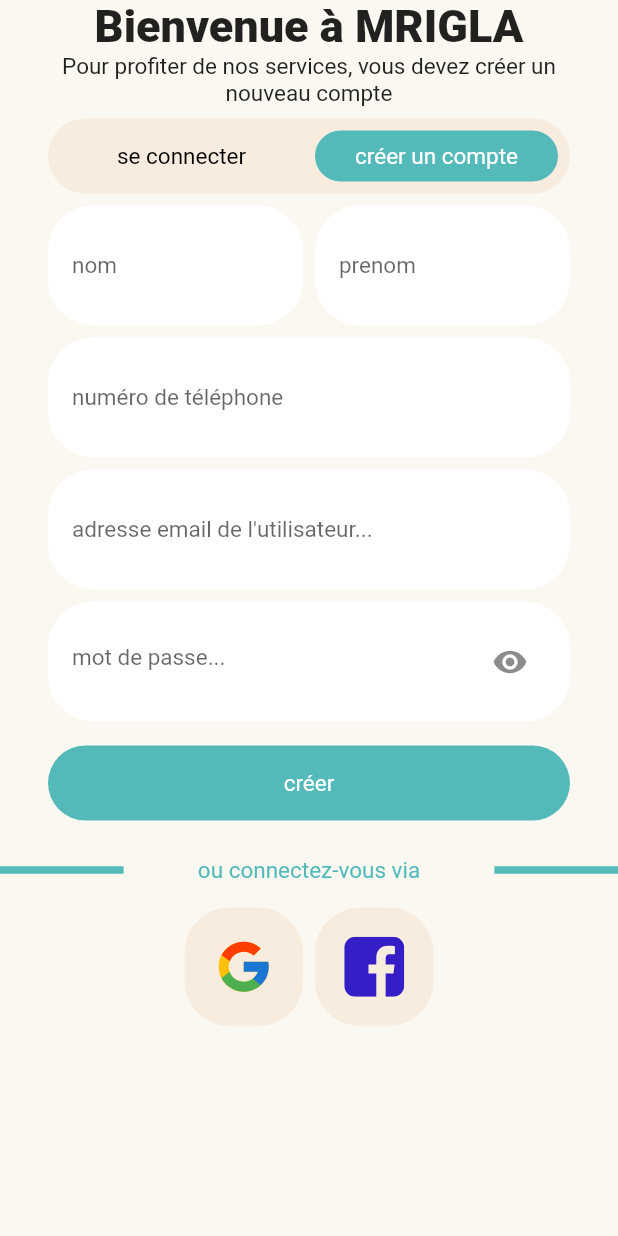
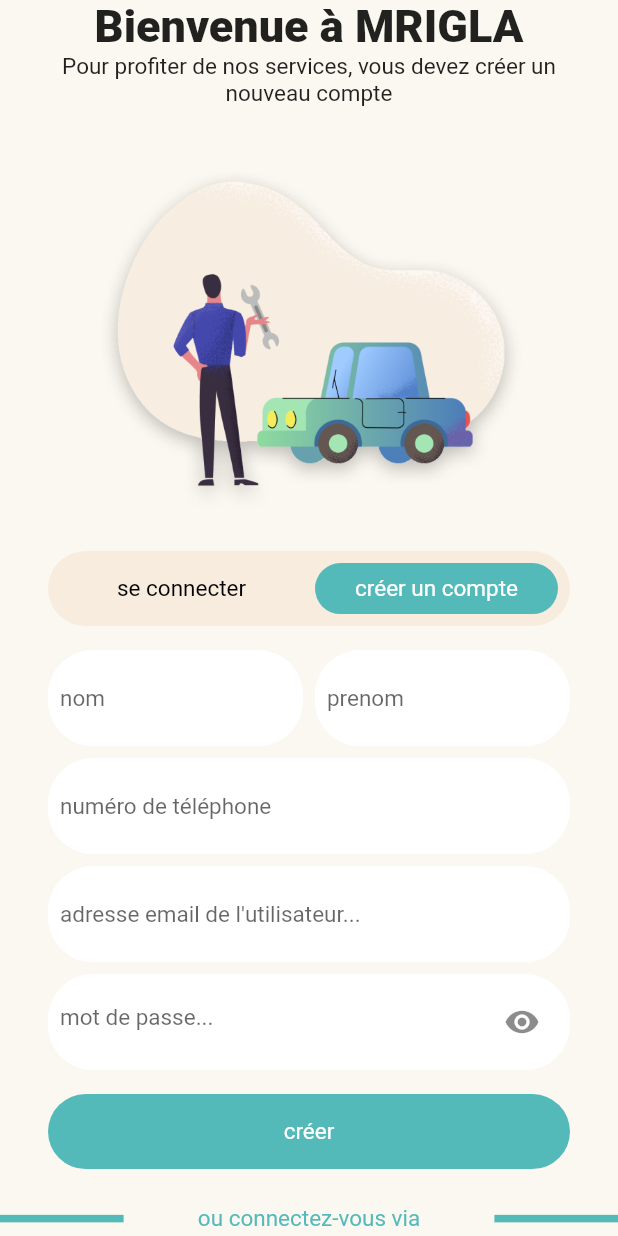
Before and after one commit to HoussemRabah/mrigla, a Flutter app: the screen it shows after launch, after a tap on "créer un compte", on a phone screen of 412 x 824 dp. Run offline on Flutter 3.47's test engine with Material 2 defaults, Android fonts, the light colour scheme and no system bars; our stand-ins replace flutter_svg.

Commit message:
improve UI

```diff
--- a/lib/UI/pages/LoginUI.dart
+++ b/lib/UI/pages/LoginUI.dart
@@ -63,6 +63,15 @@ class _LoginPageState extends State<LoginPage> {
               ),
             ),
             // title header end
+
+            Padding(
+              padding: const EdgeInsets.fromLTRB(32.0, 0, 32.0, 0),
+              child: Image.asset(
+                'assets/loginLogo.png',
+                fit: BoxFit.scaleDown,
+                width: MediaQuery.of(context).size.width * 0.7,
+              ),
+            ),
             SizedBox(
               height: 8.0,
             ),
@@ -125,6 +134,9 @@ class _LoginPageState extends State<LoginPage> {
                 borderRadius: borderRadius,
                 color: colorForce,
               ),
+            ),
+            SizedBox(
+              height: 8.0,
             ),
             // switcher tab end
             if (_tab == 0) CenterBody(), // login
@@ -194,13 +206,6 @@ class _CenterBodyState extends State<CenterBody> {
       padding: const EdgeInsets.fromLTRB(32.0, 0.0, 32.0, 8.0),
       child: Column(
         children: [
-          Padding(
-            padding: const EdgeInsets.fromLTRB(8.0, 0, 8.0, 0),
-            child: Image.asset(
-              'assets/loginLogo.png',
-              fit: BoxFit.scaleDown,
-            ),
-          ),
           TextFieldSimple(
             controller: _email,
             hint: "adresse email de l'utilisateur...",
--- a/lib/UI/widgets/textfields.dart
+++ b/lib/UI/widgets/textfields.dart
@@ -16,7 +16,7 @@ class TextFieldSimple extends StatelessWidget {
   @override
   Widget build(BuildContext context) {
     return Container(
-      padding: EdgeInsets.all(16.0),
+      padding: EdgeInsets.all(8.0),
       decoration: BoxDecoration(color: colorWhite, borderRadius: borderRadius),
       child: TextField(
         controller: controller,
@@ -45,7 +45,7 @@ class TextFieldPhone extends StatelessWidget {
   @override
   Widget build(BuildContext context) {
     return Container(
-      padding: EdgeInsets.all(16.0),
+      padding: EdgeInsets.all(8.0),
       decoration: BoxDecoration(color: colorWhite, borderRadius: borderRadius),
       child: TextField(
         controller: controller,
@@ -70,7 +70,7 @@ class TextFieldPassword extends StatelessWidget {
   @override
   Widget build(BuildContext context) {
     return Container(
-      padding: EdgeInsets.all(16.0),
+      padding: EdgeInsets.all(8.0),
       decoration: BoxDecoration(color: colorWhite, borderRadius: borderRadius),
       child: TextField(
         style: textStyleSimple,
```
